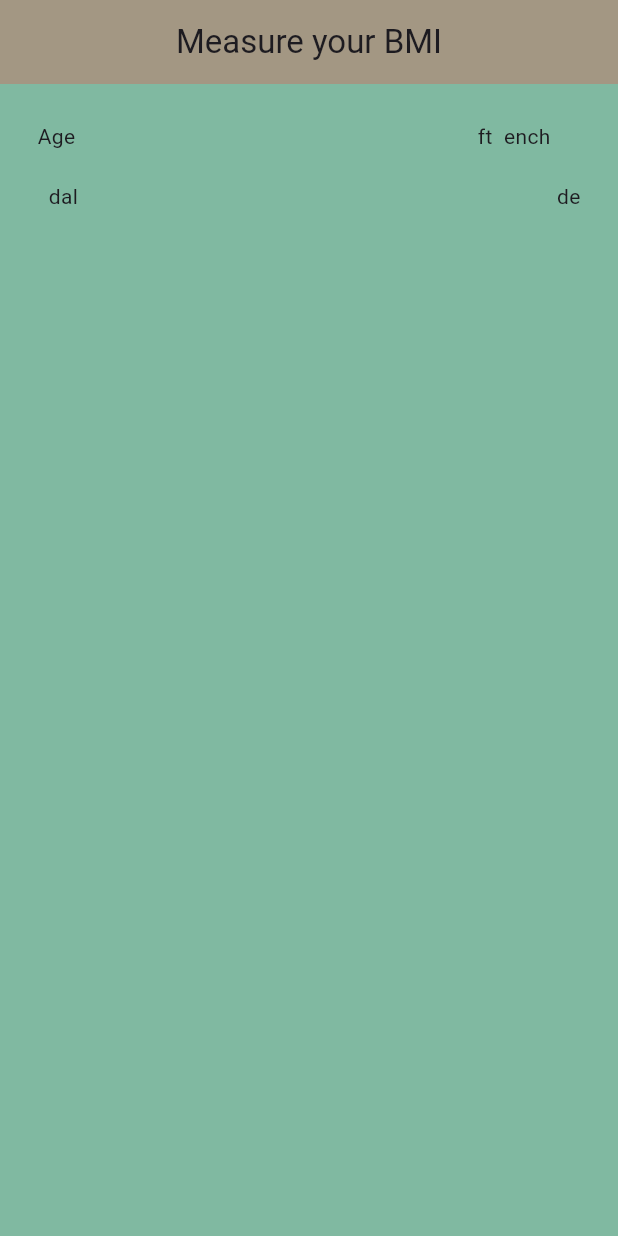
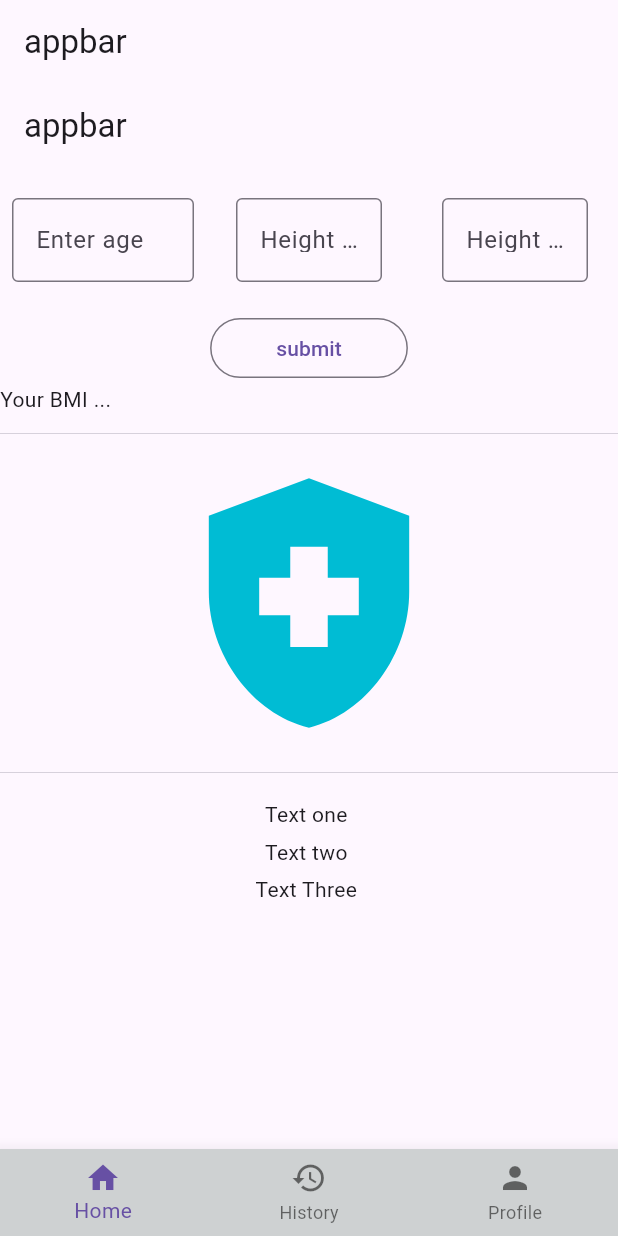
Before and after one commit to nasir82/BMI-Calculator, a Flutter app: the screen it shows after launch, on a phone screen of 412 x 824 dp. Run offline on Flutter 3.47's test engine with Material 3 defaults, Android fonts, the phone set to English and light mode, and no system bars.

Commit message:
added bottom navigation bar and primary design of homepage

```diff
--- /dev/null
+++ b/lib/Histort.dart
@@ -0,0 +1,16 @@
+import 'package:flutter/material.dart';
+class History extends StatelessWidget {
+  const History({super.key});
+
+  @override
+  Widget build(BuildContext context) {
+    return Scaffold(
+      body:Column(children: [
+
+        Text("this is history screen"),
+          SizedBox(height: 20,)
+      ],)
+
+    );
+  }
+}
--- /dev/null
+++ b/lib/MyHome.dart
@@ -0,0 +1,45 @@
+import 'package:bmi_cal/Histort.dart';
+import 'package:bmi_cal/Profile.dart';
+import 'package:bmi_cal/home_screen.dart';
+import 'package:flutter/material.dart';
+
+class Home extends StatefulWidget {
+  const Home({super.key});
+
+  @override
+  State<Home> createState() => _HomeState();
+}
+
+class _HomeState extends State<Home> {
+  int myIndex = 0;
+  List screenList = [
+     HomeScreen(),
+    const History(),
+    const Profile()
+  ];
+  @override
+  Widget build(BuildContext context) {
+    return  Scaffold(
+      appBar: AppBar(
+        title: Text("appbar"),
+      ),
+      body: screenList[myIndex],
+
+      bottomNavigationBar: BottomNavigationBar(
+        elevation: 10,
+        currentIndex: myIndex,
+        backgroundColor:  Color.fromARGB(255, 206, 209, 210),
+        items: [
+          BottomNavigationBarItem(icon: Icon(Icons.home),label: "Home",),
+          BottomNavigationBarItem(icon: Icon(Icons.history),label: "History"),
+          BottomNavigationBarItem(icon: Icon(Icons.person),label: "Profile"),
+        ],
+        onTap: (value) => {
+            setState((){
+              myIndex = value;
+            })
+
+        },),
+    );
+  }
+}
--- /dev/null
+++ b/lib/Profile.dart
@@ -0,0 +1,14 @@
+import 'package:flutter/material.dart';
+class Profile extends StatelessWidget {
+  const Profile({super.key});
+
+  @override
+  Widget build(BuildContext context) {
+    return Scaffold(
+
+      body: Column(children: [
+        Text("this this profile")
+      ]),
+    );
+  }
+}
--- a/lib/home_screen.dart
+++ b/lib/home_screen.dart
@@ -1,55 +1,120 @@
 import 'package:flutter/material.dart';
 
 class HomeScreen extends StatelessWidget {
-  const HomeScreen({Key? key}) : super(key: key);
+  HomeScreen({Key? key}) : super(key: key);
 
   @override
   Widget build(BuildContext context) {
+    final textController = TextEditingController();
+    final ageCon = TextEditingController();
+    final fett = TextEditingController();
+    final inch = TextEditingController();
+
     return Scaffold(
       appBar: AppBar(
-        title: Text(
-          "Measure your BMI",
-          textAlign: TextAlign.center,
-        ),
-        backgroundColor: Color.fromARGB(255, 172, 161, 126),
-        elevation: 10,
-        centerTitle: true,
-        toolbarOpacity: 1,
+        title: Text("appbar"),
       ),
-      backgroundColor: Color.fromARGB(255, 128, 185, 161),
       body: SafeArea(
-        child: Padding(
-            padding: EdgeInsets.all(25),
-            child: Column(
-              children: [
-                Row(
-                  mainAxisAlignment: MainAxisAlignment.spaceBetween,
-                  mainAxisSize: MainAxisSize.max,
-                  children: [
-                    Expanded(
-                      child: Text(
-                        "Age",
-                        textAlign: TextAlign
-                            .start, // Optionally set the text alignment
+        child: Column(
+
+          children: [
+
+            Row(
+              mainAxisAlignment: MainAxisAlignment.spaceAround,
+              children:  [
+                Expanded(
+                  child: Padding(
+                    padding: const EdgeInsets.all(8.0),
+                    child: TextField(
+                      controller: textController,
+                      decoration: InputDecoration
+                      (
+                        labelText: "Enter age",
+                        border: OutlineInputBorder(),
                       ),
                     ),
-                    Text("  ft"),
-                    Padding(
-                      padding: const EdgeInsets.only(right: 20),
-                      child: Text("  ench"),
-                    ),
+                  ),
+                ),
+                 Expanded(
+                  child:  Padding(
+                     padding: const EdgeInsets.all(20.0),
+                     child: TextField(
+                      controller: fett,
+                      cursorWidth: 20,
+                        decoration: InputDecoration
+                        (
+                          labelText: "Height ft",
+                           border: OutlineInputBorder(),
+                        ),
+                      ),
+                   ),
+                 ),
+                   Expanded(
+                   child:  Padding(
+                     padding:  EdgeInsets.all(20.0),
+                     child: TextField(
+                      controller: inch,
+                      cursorWidth: 20,
+                        decoration: const InputDecoration
+                        (
+                          labelText: "Height inc",
+                           border: OutlineInputBorder(),
+                        ),
+                      ),
+                   ),
+                 ),
+              ],
+            ),
+            Container(
+              width: double.infinity,
+              child: Padding(
+
+                padding: const EdgeInsets.only(right: 20,left: 20),
+                child: Row(
+                  mainAxisAlignment: MainAxisAlignment.center,
+
+                  children: [
+                    OutlinedButton(onPressed: () => {}, child: Padding(
+                      padding: const EdgeInsets.only(right: 20,left: 20),
+                      child: Text("submit"),
+                    ))
                   ],
                 ),
-                SizedBox(height: 20,),
-                Row(
-                  mainAxisAlignment: MainAxisAlignment.spaceBetween,
-                  children: [
-                    Text("  dal"),
-                    Text("  de"),
-                  ],
-                )
+              ),
+            ),
+
+           const Row(
+              children:  [
+                Text("Your BMI ...")
               ],
-            )),
+            ),
+
+            SizedBox(height: 5,),
+            Divider(thickness: 0.5,),
+
+            SizedBox(height: 5,),
+            Icon(Icons.health_and_safety,size: 200,color: Colors.cyan,),
+
+            SizedBox(height: 5,),
+            Divider(thickness: 0.5,),
+
+            SizedBox(height: 5,),
+            Container(
+              height: 150,
+              child: const Column(children: [
+                SizedBox(height: 5,),
+                Text("Text one "),
+                SizedBox(height: 5,),
+                Text("Text two "),
+                SizedBox(height: 5,),
+                Text("Text Three "),
+                SizedBox(height: 5,),
+
+
+              ],)
+            )
+
+        ]),
       ),
     );
   }
--- a/lib/splash.dart
+++ b/lib/splash.dart
@@ -1,5 +1,5 @@
-import 'dart:ffi';
 
+import 'package:bmi_cal/MyHome.dart';
 import 'package:bmi_cal/home_screen.dart';
 import 'package:flutter/material.dart';
 import 'package:flutter/services.dart';
@@ -20,9 +20,9 @@ with SingleTickerProviderStateMixin
     super.initState();
     SystemChrome.setEnabledSystemUIMode(SystemUiMode.immersive);
 
-    Future.delayed(Duration(seconds: 2), () {
+    Future.delayed(const Duration(seconds: 2), () {
         Navigator.of(context).pushReplacement(
-          MaterialPageRoute(builder: (_)=> const HomeScreen()));
+          MaterialPageRoute(builder: (_)=>  Home()));
     });
   }
   @override
@@ -37,13 +37,13 @@ with SingleTickerProviderStateMixin
       body:
        Container(
         width: double.infinity,
-        decoration: BoxDecoration(
+        decoration: const BoxDecoration(
           gradient: LinearGradient(
             colors: [Colors.blue,Colors.purple],
             end: Alignment.bottomLeft,
             begin: Alignment.topRight)
         ),
-        child: Column(
+        child: const Column(
           mainAxisAlignment: MainAxisAlignment.center,
           children: [
           Icon(Icons.edit,size: 150,color: Colors.white,),
--- a/pubspec.yaml
+++ b/pubspec.yaml
@@ -1,10 +1,10 @@
 name: bmi_cal
 description: A new Flutter project.
-publish_to: 'none'
+publish_to: "none"
 version: 0.1.0
 
 environment:
-  sdk: '>=3.1.0 <4.0.0'
+  sdk: ">=3.1.0 <4.0.0"
 
 dependencies:
   flutter:
@@ -17,3 +17,5 @@ dev_dependencies:
 
 flutter:
   uses-material-design: true
+assets:
+   - assets/telephone.png
```
Also changed, not shown: Assets/Images/images.jpeg (deleted), assets/telephone.png (added), 1 other file.
